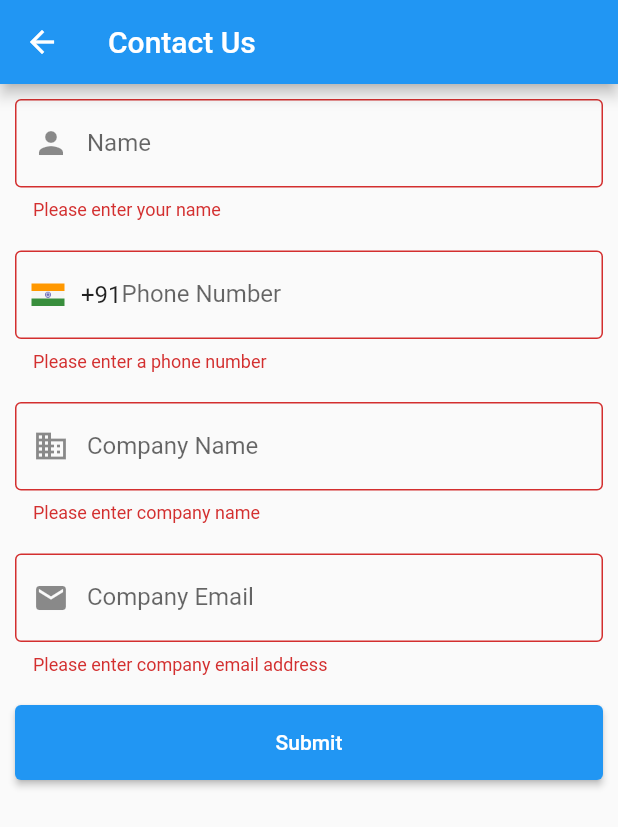
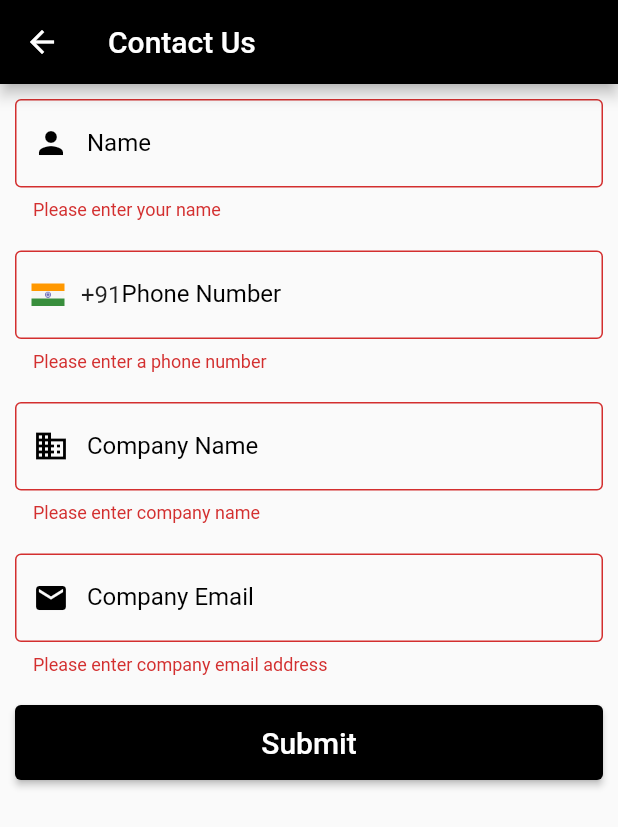
Before and after one commit to MS07062000/brandkettle, a Flutter app: the ContactUsForm screen opened directly, after a tap on "Submit", on a phone screen of 412 x 824 dp. Shown: the top 827 px of the screen. Run offline on Flutter 3.47's test engine with Material 2 defaults, Android fonts, the phone set to English and light mode, and no system bars; our stand-ins replace cloud_firestore, firebase_core, firebase_storage, flutter_svg, intl_phone_number_input, lottie; accounts and stored records are empty; generated files the repository leaves out were written again; network calls fail.

```diff
--- /dev/null
+++ b/lib/database/models/contactus_schema.dart
@@ -0,0 +1,23 @@
+class ContactFormData {
+  final String name;
+  final String phoneNumber;
+  final String companyName;
+  final String companyEmail;
+
+  ContactFormData({
+    required this.name,
+    required this.phoneNumber,
+    required this.companyName,
+    required this.companyEmail,
+  });
+
+  // Method to convert ContactUsSchema to JSON
+  Map<String, dynamic> toJson() {
+    return {
+      'name': name,
+      'phoneNumber': phoneNumber,
+      'companyName': companyName,
+      'companyEmail': companyEmail,
+    };
+  }
+}
--- a/lib/pages/contact_page.dart
+++ b/lib/pages/contact_page.dart
@@ -1,5 +1,6 @@
 import 'package:flutter/material.dart';
 import 'package:intl_phone_number_input/intl_phone_number_input.dart';
+import 'package:my_app/database/models/contactus_Schema.dart';
 import 'package:my_app/pages/confirmation_message_page.dart';
 
 import '../database/databaseoperation.dart';
@@ -26,6 +27,8 @@ class ContactUsFormState extends State<ContactUsForm> {
     return Scaffold(
       appBar: AppBar(
         title: const Text('Contact Us'),
+        backgroundColor: Colors.black,
+        foregroundColor: Colors.white,
       ),
       body: SingleChildScrollView(
         child: Form(
@@ -38,9 +41,19 @@ class ContactUsFormState extends State<ContactUsForm> {
                 child: TextFormField(
                   decoration: const InputDecoration(
                     labelText: 'Name',
+                    labelStyle: TextStyle(
+                      color: Colors.black, // Initial text color
+                    ),
                     border: OutlineInputBorder(),
+                    focusedBorder: OutlineInputBorder(
+                      borderSide: BorderSide(color: Colors.black),
+                    ),
+                    enabledBorder: OutlineInputBorder(
+                      borderSide: BorderSide(color: Colors.black),
+                    ),
                     prefixIcon: Icon(
                       Icons.person,
+                      color: Colors.black,
                     ),
                   ),
                   autovalidateMode: AutovalidateMode.disabled,
@@ -64,7 +77,16 @@ class ContactUsFormState extends State<ContactUsForm> {
                   decoration: InputDecoration(
                     labelText: 'Phone Number',
                     counterText: "",
+                    labelStyle: const TextStyle(
+                      color: Colors.black, // Initial text color
+                    ),
                     border: const OutlineInputBorder(),
+                    focusedBorder: const OutlineInputBorder(
+                      borderSide: BorderSide(color: Colors.black),
+                    ),
+                    enabledBorder: const OutlineInputBorder(
+                      borderSide: BorderSide(color: Colors.black),
+                    ),
                     prefixIcon: Row(
                       mainAxisSize: MainAxisSize.min,
                       children: [
@@ -107,9 +129,19 @@ class ContactUsFormState extends State<ContactUsForm> {
                 child: TextFormField(
                   decoration: const InputDecoration(
                     labelText: 'Company Name',
+                    labelStyle: TextStyle(
+                      color: Colors.black, // Initial text color
+                    ),
                     border: OutlineInputBorder(),
+                    focusedBorder: OutlineInputBorder(
+                      borderSide: BorderSide(color: Colors.black),
+                    ),
+                    enabledBorder: OutlineInputBorder(
+                      borderSide: BorderSide(color: Colors.black),
+                    ),
                     prefixIcon: Icon(
                       Icons.business,
+                      color: Colors.black,
                     ),
                   ),
                   autovalidateMode: AutovalidateMode.disabled,
@@ -127,9 +159,19 @@ class ContactUsFormState extends State<ContactUsForm> {
                 child: TextFormField(
                   decoration: const InputDecoration(
                     labelText: 'Company Email',
+                    labelStyle: TextStyle(
+                      color: Colors.black, // Initial text color
+                    ),
                     border: OutlineInputBorder(),
+                    focusedBorder: OutlineInputBorder(
+                      borderSide: BorderSide(color: Colors.black),
+                    ),
+                    enabledBorder: OutlineInputBorder(
+                      borderSide: BorderSide(color: Colors.black),
+                    ),
                     prefixIcon: Icon(
                       Icons.email,
+                      color: Colors.black,
                     ),
                   ),
                   autovalidateMode: AutovalidateMode.disabled,
@@ -150,20 +192,27 @@ class ContactUsFormState extends State<ContactUsForm> {
                 padding: const EdgeInsets.all(10.0),
                 child: ElevatedButton(
                   style: ButtonStyle(
+                    backgroundColor:
+                        MaterialStateProperty.all<Color>(Colors.black),
+                    foregroundColor:
+                        MaterialStateProperty.all<Color>(Colors.white),
                     fixedSize:
                         MaterialStateProperty.all(const Size.fromHeight(50)),
                   ),
                   onPressed: () {
                     // Validate returns true if the form is valid, or false otherwise.
                     if (_formKey.currentState!.validate()) {
-                      submitForm(
-                          nameController.text,
-                          phoneNumberController.text,
-                          companyNameController.text,
-                          companyEmailController.text);
+                      submitForm(ContactFormData(
+                          name: nameController.text,
+                          phoneNumber: phoneNumberController.text,
+                          companyName: companyNameController.text,
+                          companyEmail: companyEmailController.text));
                     }
                   },
-                  child: const Text('Submit'),
+                  child: const Text(
+                    'Submit',
+                    style: TextStyle(fontSize: 20),
+                  ),
                 ),
               ),
             ],
@@ -173,9 +222,8 @@ class ContactUsFormState extends State<ContactUsForm> {
     );
   }
 
-  void submitForm(String name, String phoneNumber, String companyName,
-      String companyEmail) {
-    addContactUsRequest(name, phoneNumber, companyName, companyEmail).then((_) {
+  void submitForm(ContactFormData contactFormData) {
+    addContactUsRequest(contactFormData).then((_) {
       Navigator.of(context).pushAndRemoveUntil(
           MaterialPageRoute(
               builder: (context) => const ConfirmationMessage(success: true)),
```
Also changed, not shown: lib/database/databaseoperation.dart (+48 -8 lines), lib/database/models/category_schema.dart (added, +11 -0 lines), lib/pages/detail_page.dart (+14 -2 lines), lib/pages/home_page.dart (+63 -54 lines), assets/images/companyLogo.png (added).
